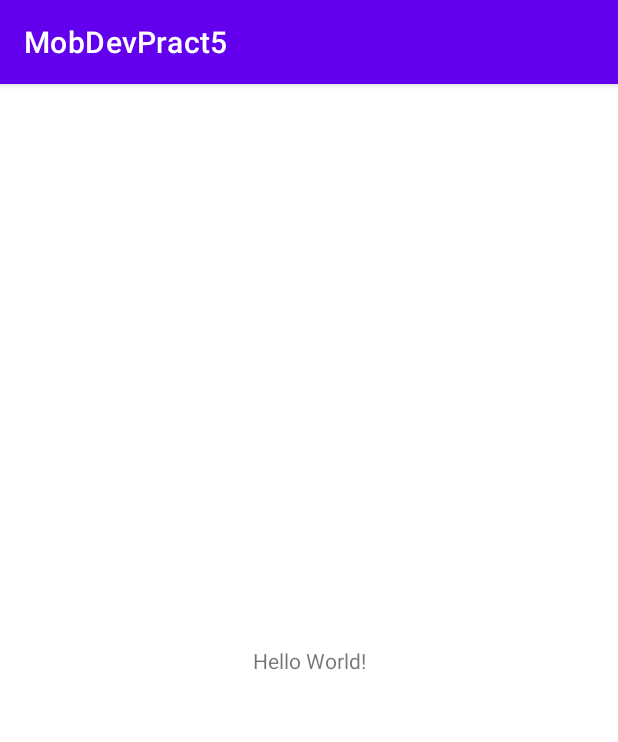
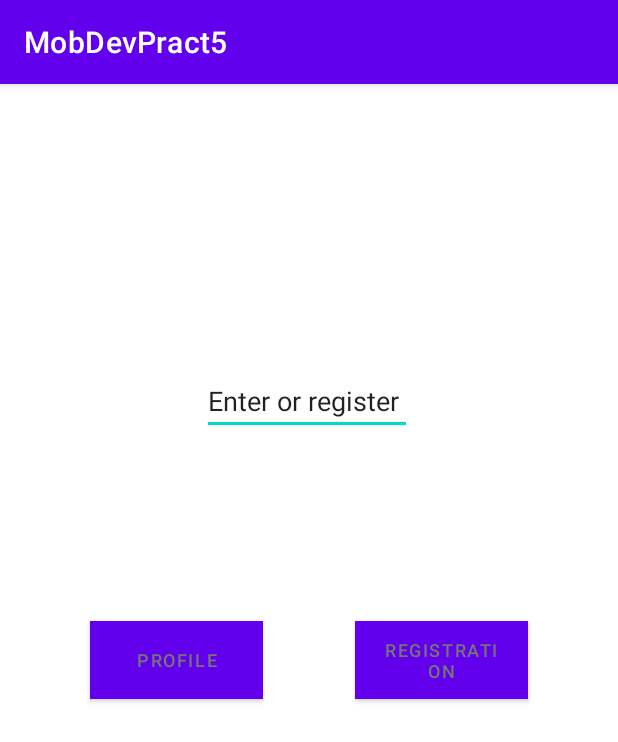
Before and after one commit to TheJadeRabb1t/MobDevPract5, an Android app: the screen it shows after launch (MainActivity), on a phone screen of 412 x 824 dp. Shown: the top 742 px of the screen. Run offline under Robolectric (Android 15) with nearby library versions, the phone set to English and light mode, and no system bars.

Commit message:
Created navigation between fragments

```diff
--- a/app/src/main/res/layout/activity_main.xml
+++ b/app/src/main/res/layout/activity_main.xml
@@ -1,18 +1,23 @@
 <?xml version="1.0" encoding="utf-8"?>
-<androidx.constraintlayout.widget.ConstraintLayout xmlns:android="http://schemas.android.com/apk/res/android"
+<androidx.constraintlayout.widget.ConstraintLayout
+    xmlns:android="http://schemas.android.com/apk/res/android"
+    xmlns:tools="http://schemas.android.com/tools"
     xmlns:app="http://schemas.android.com/apk/res-auto"
-    xmlns:tools="http://schemas.android.com/tools"
     android:layout_width="match_parent"
     android:layout_height="match_parent"
     tools:context=".MainActivity">
 
-    <TextView
-        android:layout_width="wrap_content"
-        android:layout_height="wrap_content"
-        android:text="Hello World!"
+
+    <androidx.fragment.app.FragmentContainerView
+        android:id="@+id/navigation_host_fragment"
+        android:name="androidx.navigation.fragment.NavHostFragment"
+        android:layout_width="0dp"
+        android:layout_height="0dp"
+        app:layout_constraintLeft_toLeftOf="parent"
+        app:layout_constraintRight_toRightOf="parent"
+        app:layout_constraintTop_toTopOf="parent"
         app:layout_constraintBottom_toBottomOf="parent"
-        app:layout_constraintEnd_toEndOf="parent"
-        app:layout_constraintStart_toStartOf="parent"
-        app:layout_constraintTop_toTopOf="parent" />
+        app:defaultNavHost="true"
+        app:navGraph="@navigation/navigation_graph" />
 
 </androidx.constraintlayout.widget.ConstraintLayout>
--- a/app/src/main/res/layout/fragment_choosing.xml
+++ b/app/src/main/res/layout/fragment_choosing.xml
@@ -39,12 +39,12 @@
 
         <EditText
             android:id="@+id/chooser"
-            android:layout_width="246dp"
-            android:layout_height="48dp"
+            android:layout_width="140dp"
+            android:layout_height="39dp"
             android:layout_marginBottom="124dp"
             android:ems="10"
             android:inputType="textPersonName"
-            android:text="Please choose who are you"
+            android:text="Enter or register"
             app:layout_constraintBottom_toTopOf="@+id/coach_button"
             app:layout_constraintEnd_toEndOf="parent"
             app:layout_constraintHorizontal_bias="0.496"
--- a/app/src/main/res/navigation/navigation_graph.xml
+++ b/app/src/main/res/navigation/navigation_graph.xml
@@ -1,6 +1,35 @@
 <?xml version="1.0" encoding="utf-8"?>
 <navigation xmlns:android="http://schemas.android.com/apk/res/android"
     xmlns:app="http://schemas.android.com/apk/res-auto"
-    android:id="@+id/navigation_graph">
+    xmlns:tools="http://schemas.android.com/tools"
+    android:id="@+id/navigation_graph"
+    app:startDestination="@id/choosing">
 
+    <fragment
+        android:id="@+id/choosing"
+        android:name="com.example.mobdevpract5.Choosing"
+        android:label="fragment_choosing"
+        tools:layout="@layout/fragment_choosing" >
+        <action
+            android:id="@+id/action_choosing_to_registration"
+            app:destination="@id/registration" />
+    </fragment>
+    <fragment
+        android:id="@+id/registration"
+        android:name="com.example.mobdevpract5.Registration"
+        android:label="fragment_registration"
+        tools:layout="@layout/fragment_registration" >
+        <action
+            android:id="@+id/action_registration_to_profile"
+            app:destination="@id/profile" />
+    </fragment>
+    <fragment
+        android:id="@+id/profile"
+        android:name="com.example.mobdevpract5.Profile"
+        android:label="fragment_profile"
+        tools:layout="@layout/fragment_profile" >
+        <action
+            android:id="@+id/action_profile_to_registration"
+            app:destination="@id/registration" />
+    </fragment>
 </navigation>
```
Also changed, not shown: app/src/main/java/com/example/mobdevpract5/Choosing.java (+9 -38 lines).
